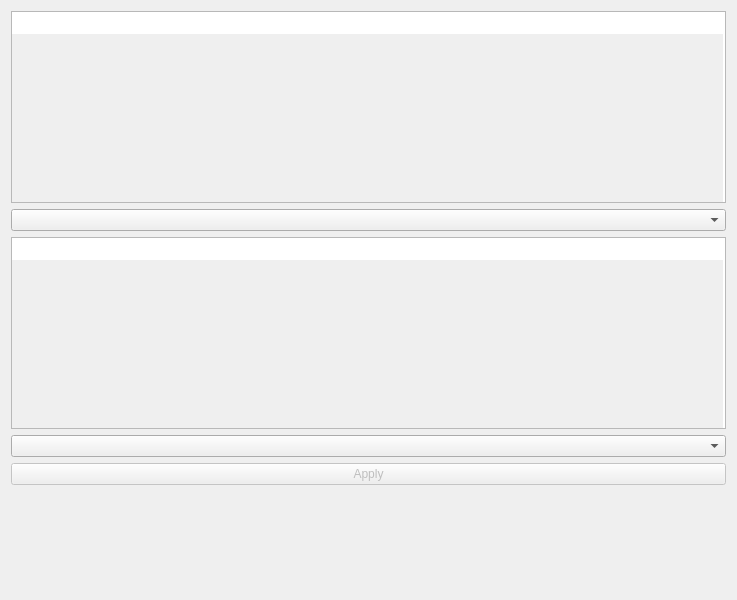
Before: the Qt Designer form SlicerMRClass/Resources/UI/SlicerMRClass.ui in deepakri201/SlicerMRClass, drawn with Qt 5.
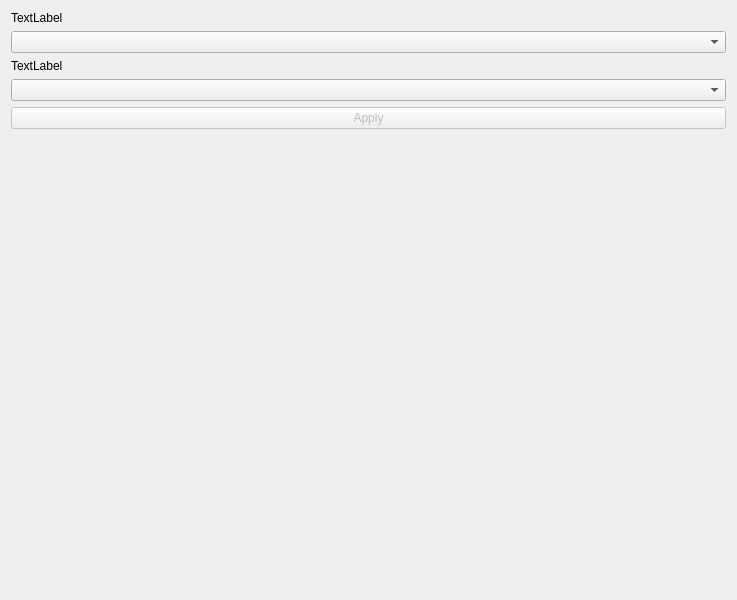
After: the same form once the commit is applied. Custom widgets are drawn as their Qt base class.

Commit message: improved non-editable text

What changed in the file:
```diff
--- a/SlicerMRClass/Resources/UI/SlicerMRClass.ui
+++ b/SlicerMRClass/Resources/UI/SlicerMRClass.ui
@@ -12,18 +12,9 @@
   </property>
   <layout class="QVBoxLayout" name="verticalLayout">
    <item>
-    <widget class="QPlainTextEdit" name="ListPatientsText">
-     <property name="sizePolicy">
-      <sizepolicy hsizetype="Minimum" vsizetype="Minimum">
-       <horstretch>0</horstretch>
-       <verstretch>0</verstretch>
-      </sizepolicy>
-     </property>
-     <property name="readOnly">
-      <bool>true</bool>
-     </property>
-     <property name="backgroundVisible">
-      <bool>true</bool>
+    <widget class="QLabel" name="ListPatientsLabel">
+     <property name="text">
+      <string>TextLabel</string>
      </property>
     </widget>
    </item>
@@ -31,18 +22,9 @@
     <widget class="ctkComboBox" name="PatientIDlist"/>
    </item>
    <item>
-    <widget class="QPlainTextEdit" name="ListStudiesText">
-     <property name="sizePolicy">
-      <sizepolicy hsizetype="Minimum" vsizetype="Minimum">
-       <horstretch>0</horstretch>
-       <verstretch>0</verstretch>
-      </sizepolicy>
-     </property>
-     <property name="readOnly">
-      <bool>true</bool>
-     </property>
-     <property name="backgroundVisible">
-      <bool>true</bool>
+    <widget class="QLabel" name="ListStudiesLabel">
+     <property name="text">
+      <string>TextLabel</string>
      </property>
     </widget>
    </item>
```
The commit also changes 2 other files.
